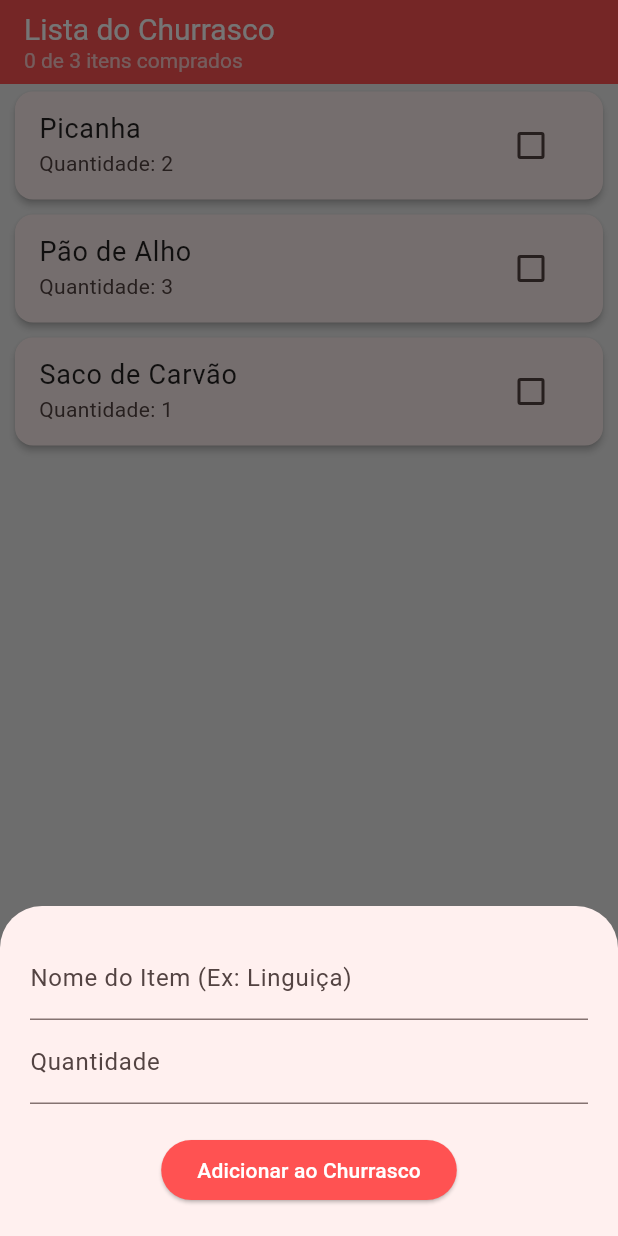
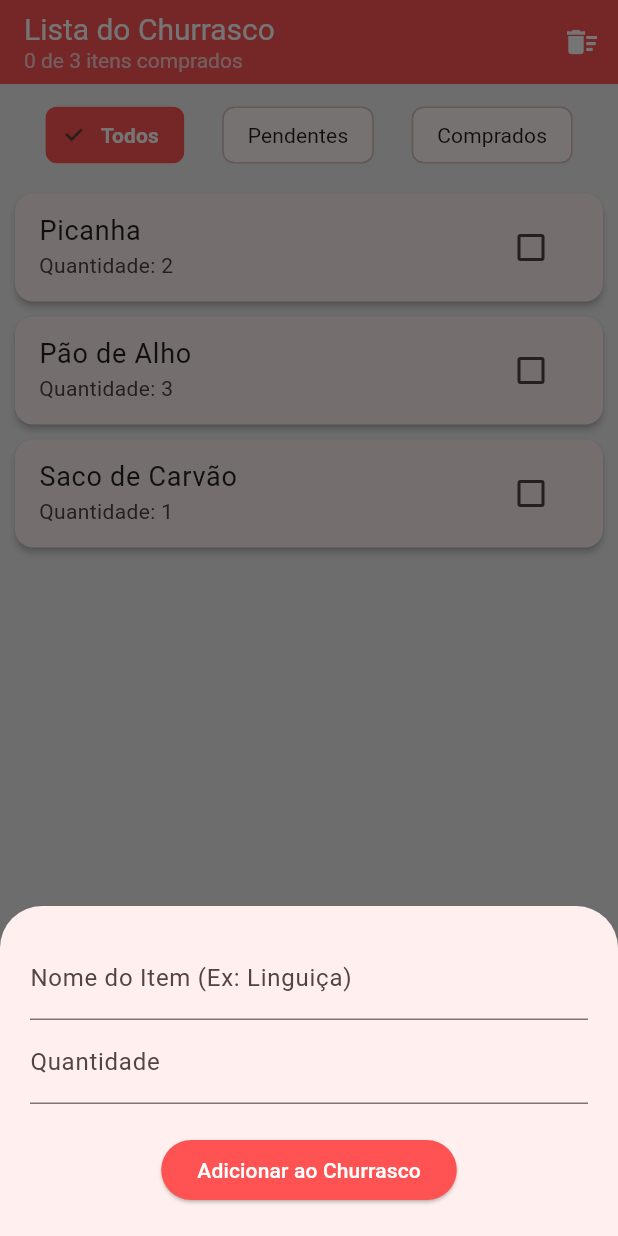
Before and after one commit to roncoleta/app-churrasco, a Flutter app: the screen it shows after launch, after a tap on the "add" icon, on a phone screen of 412 x 824 dp. Run offline on Flutter 3.47's test engine with Material 3 defaults, Android fonts, the phone set to English and light mode, and no system bars.

Commit message:
versão dois

```diff
--- a/lib/screens/lista_compras_screen.dart
+++ b/lib/screens/lista_compras_screen.dart
@@ -10,24 +10,86 @@ class ListaComprasScreen extends StatefulWidget {
 }
 
 class _ListaComprasScreenState extends State<ListaComprasScreen> {
-  // 1. O NOSSO BANCO DE DADOS NA MEMÓRIA
+  // Nosso Banco de Dados na Memória (CORRIGIDO: 'quantidade' em português)
   final List<ItemCompra> _meusItens = [
     ItemCompra(id: '1', nome: 'Picanha', quantidade: 2),
     ItemCompra(id: '2', nome: 'Pão de Alho', quantidade: 3),
     ItemCompra(id: '3', nome: 'Saco de Carvão', quantidade: 1),
   ];
 
-  // Controladores para capturar o que o usuário digita no formulário
+  // Estado para controlar qual filtro está ativo
+  // Opções: 'Todos', 'Pendentes', 'Comprados'
+  String _filtroAtivo = 'Todos';
+
   final _nomeController = TextEditingController();
   final _qtdController = TextEditingController();
 
-  // Função para abrir o formulário na parte inferior da tela (BottomSheet)
+  // Função que devolve a lista filtrada e ORDENADA
+  List<ItemCompra> get _itensExibidos {
+    List<ItemCompra> listaFiltrada = [];
+
+    // 1. Aplica o filtro selecionado pelo usuário
+    if (_filtroAtivo == 'Todos') {
+      listaFiltrada = List.from(_meusItens);
+    } else if (_filtroAtivo == 'Pendentes') {
+      listaFiltrada = _meusItens.where((item) => !item.foiComprado).toList();
+    } else if (_filtroAtivo == 'Comprados') {
+      listaFiltrada = _meusItens.where((item) => item.foiComprado).toList();
+    }
+
+    // 2. Joga os itens comprados para o final da lista automaticamente
+    listaFiltrada.sort((a, b) {
+      if (a.foiComprado && !b.foiComprado) return 1;  // 'a' vai para o fim
+      if (!a.foiComprado && b.foiComprado) return -1; // 'a' fica no topo
+      return 0; // Mantém a ordem se forem iguais
+    });
+
+    return listaFiltrada;
+  }
+
+  // Alerta de confirmação antes de deletar tudo
+  void _confirmarLimparLista() {
+    if (_meusItens.isEmpty) return;
+
+    showDialog(
+      context: context,
+      builder: (ctx) => AlertDialog(
+        title: const Text('Limpar Lista?'),
+        content: const Text('Tem certeza que deseja apagar todos os itens do churrasco?'),
+        actions: [
+          TextButton(
+            onPressed: () => Navigator.of(ctx).pop(),
+            child: const Text('Cancelar', style: TextStyle(color: Colors.grey)),
+          ),
+          TextButton(
+            onPressed: () {
+              setState(() {
+                _meusItens.clear();
+              });
+              Navigator.of(ctx).pop();
+              ScaffoldMessenger.of(context).showSnackBar(
+                const SnackBar(content: Text('A lista foi zerada!')),
+              );
+            },
+            child: const Text('Apagar Tudo', style: TextStyle(color: Colors.red)),
+          ),
+        ],
+      ),
+    );
+  }
+
   void _abrirFormularioCadastro() {
     showModalBottomSheet(
       context: context,
+      isScrollControlled: true, // Melhora a visualização com o teclado aberto
       builder: (ctx) {
         return Padding(
-          padding: const EdgeInsets.all(20.0),
+          padding: EdgeInsets.only(
+            top: 20.0,
+            left: 20.0,
+            right: 20.0,
+            bottom: MediaQuery.of(ctx).viewInsets.bottom + 20.0, // Ajusta com o teclado
+          ),
           child: Column(
             mainAxisSize: MainAxisSize.min,
             children: [
@@ -44,10 +106,7 @@ class _ListaComprasScreenState extends State<ListaComprasScreen> {
               ElevatedButton(
                 onPressed: _adicionarNovoItem,
                 style: ElevatedButton.styleFrom(backgroundColor: Colors.redAccent),
-                child: const Text(
-                  'Adicionar ao Churrasco',
-                  style: TextStyle(color: Colors.white),
-                ),
+                child: const Text('Adicionar ao Churrasco', style: TextStyle(color: Colors.white)),
               )
             ],
           ),
@@ -56,13 +115,13 @@ class _ListaComprasScreenState extends State<ListaComprasScreen> {
     );
   }
 
-  // Função executada quando o usuário clica em "Adicionar" no formulário
   void _adicionarNovoItem() {
     final nomeDigitado = _nomeController.text;
     final qtdDigitada = int.tryParse(_qtdController.text) ?? 1;
 
     if (nomeDigitado.isEmpty) return;
 
+    // CORRIGIDO: mudado de 'quantity' para 'quantidade' para bater com o modelo
     final novoItem = ItemCompra(
       id: DateTime.now().toString(),
       nome: nomeDigitado,
@@ -78,37 +137,24 @@ class _ListaComprasScreenState extends State<ListaComprasScreen> {
     Navigator.of(context).pop();
   }
 
-  // PASSO 2 DO DESAFIO: A Lógica de Remoção
   void _removerItem(String id) {
     setState(() {
-      // Remove da lista na memória para não reaparecer
       _meusItens.removeWhere((item) => item.id == id);
     });
-
     ScaffoldMessenger.of(context).showSnackBar(
-      const SnackBar(
-        content: Text('Item removido do churrasco!'),
-        duration: Duration(seconds: 2),
-      ),
+      const SnackBar(content: Text('Item removido!'), duration: Duration(seconds: 1)),
     );
   }
 
   @override
   Widget build(BuildContext context) {
     return Scaffold(
-      // Desafio de Incremento: Fundo cinza para destacar os cards
       backgroundColor: Colors.grey[200],
-
-      // PASSO 3 DO DESAFIO: O Resumo da Lista (Contador Dinâmico)
       appBar: AppBar(
         title: Column(
           crossAxisAlignment: CrossAxisAlignment.start,
           children: [
-            const Text(
-              'Lista do Churrasco',
-              style: TextStyle(color: Colors.white, fontSize: 20),
-            ),
-            // Cálculo em tempo real: Filtra quem está comprado e conta o total
+            const Text('Lista do Churrasco', style: TextStyle(color: Colors.white, fontSize: 20)),
             Text(
               '${_meusItens.where((item) => item.foiComprado).length} de ${_meusItens.length} itens comprados',
               style: const TextStyle(color: Colors.white70, fontSize: 14),
@@ -116,15 +162,56 @@ class _ListaComprasScreenState extends State<ListaComprasScreen> {
           ],
         ),
         backgroundColor: Colors.redAccent,
+        actions: [
+          IconButton(
+            icon: const Icon(Icons.delete_sweep, color: Colors.white),
+            tooltip: 'Limpar Lista',
+            onPressed: _confirmarLimparLista,
           ),
+        ],
+      ),
+      body: Column(
+        children: [
+          // Barra de botões (Chips) para alternar os filtros
+          Padding(
+            padding: const EdgeInsets.symmetric(vertical: 10.0, horizontal: 5.0),
+            child: Row(
+              mainAxisAlignment: MainAxisAlignment.spaceEvenly,
+              children: ['Todos', 'Pendentes', 'Comprados'].map((filtro) {
+                final inputSelecionado = _filtroAtivo == filtro;
+                return ChoiceChip(
+                  label: Text(filtro),
+                  selected: inputSelecionado,
+                  selectedColor: Colors.redAccent,
+                  labelStyle: TextStyle(
+                    color: inputSelecionado ? Colors.white : Colors.black87,
+                    fontWeight: inputSelecionado ? FontWeight.bold : FontWeight.normal,
+                  ),
+                  onSelected: (bool selected) {
+                    if (selected) {
+                      setState(() {
+                        _filtroAtivo = filtro;
+                      });
+                    }
+                  },
+                );
+              }).toList(),
+            ),
+          ),
+          // Lista de Itens Renderizada de forma dinâmica
+          Expanded(
+            child: _itensExibidos.isEmpty
+                ? const Center(
+                    child: Text(
+                      'Nenhum item por aqui! 🥩',
+                      style: TextStyle(fontSize: 16, color: Colors.grey),
+                    ),
+                  )
+                : ListView.builder(
+                    itemCount: _itensExibidos.length,
+                    itemBuilder: (context, index) {
+                      final itemAtual = _itensExibidos[index];
 
-      // 2. O RENDERIZADOR DA LISTA
-      body: ListView.builder(
-        itemCount: _meusItens.length,
-        itemBuilder: (context, index) {
-          final itemAtual = _meusItens[index];
-
-          // PASSO 1 DO DESAFIO: O Gesto de Deletar (Dismissible)
                       return Dismissible(
                         key: ValueKey(itemAtual.id),
                         background: Container(
@@ -141,7 +228,6 @@ class _ListaComprasScreenState extends State<ListaComprasScreen> {
                         child: ItemWidget(
                           item: itemAtual,
                           aoMudarStatus: () {
-                // Ao clicar no checkbox, o setState redesenha a tela e atualiza a AppBar
                             setState(() {
                               itemAtual.foiComprado = !itemAtual.foiComprado;
                             });
@@ -150,7 +236,9 @@ class _ListaComprasScreenState extends State<ListaComprasScreen> {
                       );
                     },
                   ),
-
+          ),
+        ],
+      ),
       floatingActionButton: FloatingActionButton(
         onPressed: _abrirFormularioCadastro,
         backgroundColor: Colors.redAccent,
```
Lines whose indentation alone changed are shown as unchanged.
